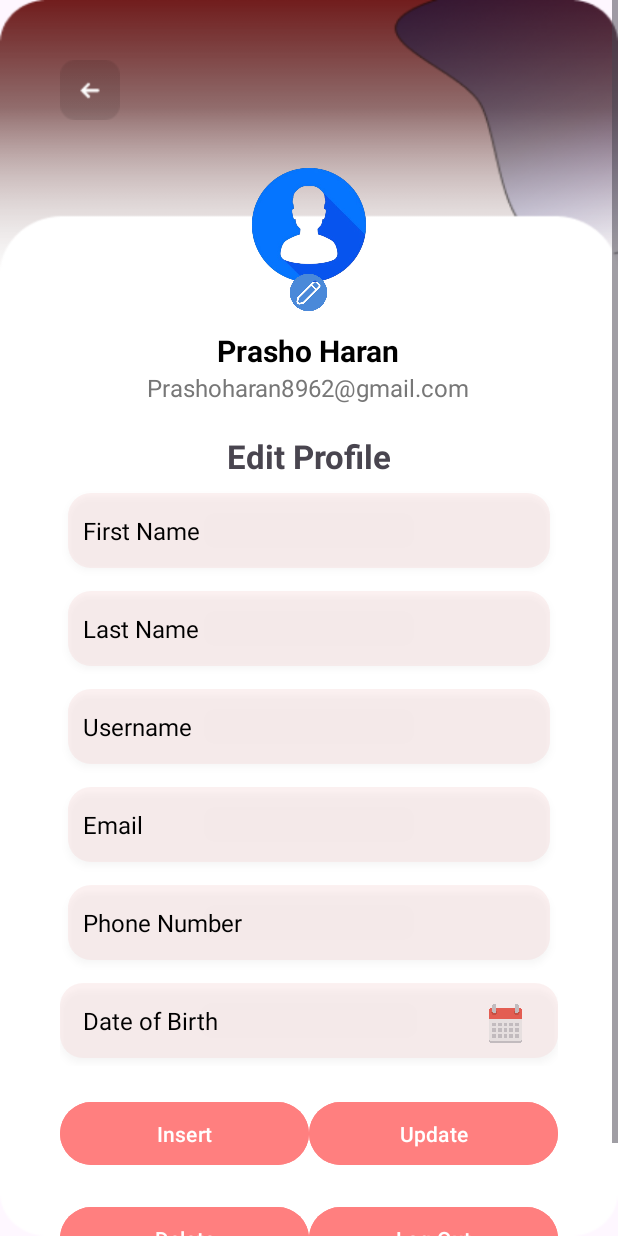
After one commit to PrashoHaran/Learn_Haven, an Android app: the profile screen opened directly, with no data from a screen before it, on a phone screen of 412 x 824 dp. The commit adds this screen. Run offline under Robolectric (Android 15) with nearby library versions, the phone set to English and light mode, and no system bars.

Commit message:
new design change

```diff
--- a/app/src/main/AndroidManifest.xml
+++ b/app/src/main/AndroidManifest.xml
@@ -12,6 +12,9 @@
         android:supportsRtl="true"
         android:theme="@style/Theme.LearnHaven"
         tools:targetApi="31">
+        <activity
+            android:name=".profile"
+            android:exported="true" />
         <activity
             android:name=".science"
             android:exported="true" />
--- a/app/src/main/java/com/example/learnhaven/course.java
+++ b/app/src/main/java/com/example/learnhaven/course.java
@@ -27,7 +27,6 @@ public class course extends AppCompatActivity {
             return insets;
         });
 
-        // Find the back button ImageView
         ImageView backButton = findViewById(R.id.back);
         backButton.setOnClickListener(new View.OnClickListener() {
             @Override
--- a/app/src/main/java/com/example/learnhaven/home.java
+++ b/app/src/main/java/com/example/learnhaven/home.java
@@ -30,6 +30,13 @@ public class home extends AppCompatActivity {
         ImageView forumImage = findViewById(R.id.forum);
         forumImage.setOnClickListener(v -> {
             Intent intent = new Intent(home.this, forum.class);
+            startActivity(intent);
+        });
+
+        // Navigate to profile management
+        ImageView profileImage = findViewById(R.id.profile);
+        profileImage.setOnClickListener(v -> {
+            Intent intent = new Intent(home.this, profile.class);
             startActivity(intent);
         });
 
--- /dev/null
+++ b/app/src/main/java/com/example/learnhaven/profile.java
@@ -0,0 +1,63 @@
+package com.example.learnhaven;
+
+import android.app.DatePickerDialog;
+import android.content.Intent;
+import android.os.Bundle;
+import android.widget.EditText;
+import android.widget.ImageView;
+import android.view.View;
+import androidx.appcompat.app.AppCompatActivity;
+import java.util.Calendar;
+
+public class profile extends AppCompatActivity {
+
+    private EditText birth;
+    private ImageView calendarIcon, backButton;
+
+    @Override
+    protected void onCreate(Bundle savedInstanceState) {
+        super.onCreate(savedInstanceState);
+        setContentView(R.layout.activity_profile);
+
+        birth = findViewById(R.id.birth);
+        calendarIcon = findViewById(R.id.calendar_icon);
+        backButton = findViewById(R.id.back);  // Move inside onCreate
+
+        birth.setOnClickListener(new View.OnClickListener() {
+            @Override
+            public void onClick(View v) {
+                showDatePicker();
+            }
+        });
+
+        backButton.setOnClickListener(new View.OnClickListener() {  // Now it's initialized
+            @Override
+            public void onClick(View v) {
+                Intent intent = new Intent(profile.this, home.class);
+                startActivity(intent);
+                finish();
+            }
+        });
+    }
+
+    private void showDatePicker() {
+        // Get the current date
+        final Calendar calendar = Calendar.getInstance();
+        int year = calendar.get(Calendar.YEAR);
+        int month = calendar.get(Calendar.MONTH);
+        int day = calendar.get(Calendar.DAY_OF_MONTH);
+
+        // Create DatePickerDialog
+        DatePickerDialog datePickerDialog = new DatePickerDialog(
+                profile.this,
+                (view, selectedYear, selectedMonth, selectedDay) -> {
+                    // Format the date (e.g., 05/08/2025)
+                    String selectedDate = selectedDay + "/" + (selectedMonth + 1) + "/" + selectedYear;
+                    birth.setText(selectedDate);
+                },
+                year, month, day
+        );
+
+        datePickerDialog.show();
+    }
+}
--- a/app/src/main/res/layout/activity_forum.xml
+++ b/app/src/main/res/layout/activity_forum.xml
@@ -22,8 +22,8 @@
 
         <ImageView
             android:id="@+id/back"
-            android:layout_width="60dp"
-            android:layout_height="60dp"
+            android:layout_width="45dp"
+            android:layout_height="45dp"
             android:src="@drawable/b_back" />
     </RelativeLayout>
 
--- a/app/src/main/res/layout/activity_home.xml
+++ b/app/src/main/res/layout/activity_home.xml
@@ -15,13 +15,37 @@
         android:layout_height="wrap_content"
         android:orientation="vertical">
 
-        <ImageView
-            android:id="@+id/forum"
-            android:layout_width="60dp"
-            android:layout_height="60dp"
-            android:src="@drawable/feedbacklogo"
-            android:layout_gravity="end"
-            android:layout_margin="15dp" />
+        <LinearLayout
+            android:layout_width="match_parent"
+            android:layout_height="wrap_content"
+            android:orientation="horizontal"
+            android:padding="10dp">
+
+            <ImageView
+                android:id="@+id/forum"
+                android:layout_width="40dp"
+                android:layout_height="40dp"
+                android:src="@drawable/feedbacklogo"
+                android:layout_gravity="left"
+                android:layout_marginStart="10dp"
+                android:layout_marginTop="10dp" />
+
+            <View
+                android:layout_width="0dp"
+                android:layout_height="wrap_content"
+                android:layout_weight="1" />
+
+            <ImageView
+                android:id="@+id/profile"
+                android:layout_width="40dp"
+                android:layout_height="40dp"
+                android:layout_gravity="right"
+                android:layout_marginEnd="10dp"
+                android:layout_marginTop="10dp"
+                android:src="@drawable/profile_img2" />
+
+        </LinearLayout>
+
 
         <TextView
             android:layout_width="wrap_content"
--- /dev/null
+++ b/app/src/main/res/layout/activity_profile.xml
@@ -0,0 +1,244 @@
+<?xml version="1.0" encoding="utf-8"?>
+<ScrollView
+    xmlns:android="http://schemas.android.com/apk/res/android"
+    xmlns:app="http://schemas.android.com/apk/res-auto"
+    xmlns:tools="http://schemas.android.com/tools"
+    android:id="@+id/main"
+    android:layout_width="match_parent"
+    android:layout_height="match_parent"
+    tools:context=".profile"
+    android:orientation="vertical"
+    android:background="@drawable/profile">
+
+    <LinearLayout
+        android:layout_width="match_parent"
+        android:layout_height="match_parent"
+        android:orientation="vertical"
+        android:padding="40dp">
+
+        <RelativeLayout
+            android:layout_width="match_parent"
+            android:layout_height="wrap_content">
+
+            <ImageView
+                android:id="@+id/back"
+                android:layout_width="40dp"
+                android:layout_height="40dp"
+                android:src="@drawable/b_back"/>
+        </RelativeLayout>
+
+        <ImageView
+            android:id="@+id/profile_image"
+            android:layout_width="100dp"
+            android:layout_height="100dp"
+            android:layout_gravity="center"
+            android:src="@drawable/profile_img"
+            android:layout_marginTop="20dp"/>
+
+        <ImageView
+            android:id="@+id/edit_profile_icon"
+            android:layout_width="30dp"
+            android:layout_height="30dp"
+            android:layout_gravity="center"
+            android:src="@drawable/edit_icon"
+            android:layout_marginTop="-20dp"/>
+
+        <TextView
+            android:layout_width="wrap_content"
+            android:layout_height="wrap_content"
+            android:layout_gravity="center"
+            android:text="Prasho Haran"
+            android:textColor="#000"
+            android:textSize="20sp"
+            android:textStyle="bold"
+            android:layout_marginTop="10dp"/>
+
+        <TextView
+            android:layout_width="wrap_content"
+            android:layout_height="wrap_content"
+            android:layout_gravity="center"
+            android:text="Prashoharan8962@gmail.com"
+            android:textColor="#777"
+            android:textSize="16sp"/>
+
+        <TextView
+            android:layout_width="match_parent"
+            android:layout_height="wrap_content"
+            android:text="Edit Profile"
+            android:textSize="22sp"
+            android:textStyle="bold"
+            android:gravity="center"
+            android:layout_marginTop="20dp"/>
+
+        <EditText
+            android:id="@+id/first_name"
+            android:layout_width="match_parent"
+            android:layout_height="50dp"
+            android:layout_marginHorizontal="5dp"
+            android:layout_marginTop="10dp"
+            android:layout_marginBottom="5dp"
+            android:drawablePadding="10dp"
+            android:elevation="3dp"
+            android:gravity="center_vertical"
+            android:hint="First Name"
+            android:padding="10dp"
+            android:background="@drawable/rounded_edittext2"
+            android:textColor="@color/black"
+            android:textColorHint="@color/black"
+            android:paddingLeft="15dp"
+            android:paddingRight="15dp"
+            android:textSize="16sp" />
+
+        <EditText
+            android:id="@+id/last_name"
+            android:layout_width="match_parent"
+            android:layout_height="50dp"
+            android:hint="Last Name"
+            android:background="@drawable/rounded_edittext2"
+            android:textColor="@color/black"
+            android:textColorHint="@color/black"
+            android:padding="10dp"
+            android:textSize="16sp"
+            android:elevation="3dp"
+            android:layout_marginTop="10dp"
+            android:layout_marginBottom="5dp"
+            android:gravity="center_vertical"
+            android:drawablePadding="10dp"
+            android:paddingLeft="15dp"
+            android:paddingRight="15dp"
+            android:layout_marginHorizontal="5dp"/>
+
+        <EditText
+            android:id="@+id/username"
+            android:layout_width="match_parent"
+            android:layout_height="50dp"
+            android:hint="Username"
+            android:background="@drawable/rounded_edittext2"
+            android:textColor="@color/black"
+            android:textColorHint="@color/black"
+            android:padding="10dp"
+            android:textSize="16sp"
+            android:elevation="3dp"
+            android:layout_marginTop="10dp"
+            android:layout_marginBottom="5dp"
+            android:gravity="center_vertical"
+            android:drawablePadding="10dp"
+            android:paddingLeft="15dp"
+            android:paddingRight="15dp"
+            android:layout_marginHorizontal="5dp"/>
+
+        <EditText
+            android:id="@+id/email"
+            android:layout_width="match_parent"
+            android:layout_height="50dp"
+            android:hint="Email"
+            android:background="@drawable/rounded_edittext2"
+            android:textColor="@color/black"
+            android:textColorHint="@color/black"
+            android:padding="10dp"
+            android:textSize="16sp"
+            android:elevation="3dp"
+            android:layout_marginTop="10dp"
+            android:layout_marginBottom="5dp"
+            android:gravity="center_vertical"
+            android:drawablePadding="10dp"
+            android:paddingLeft="15dp"
+            android:paddingRight="15dp"
+            android:layout_marginHorizontal="5dp"/>
+
+        <EditText
+            android:id="@+id/phone_number"
+            android:layout_width="match_parent"
+            android:layout_height="50dp"
+            android:hint="Phone Number"
+            android:background="@drawable/rounded_edittext2"
+            android:textColor="@color/black"
+            android:textColorHint="@color/black"
+            android:padding="10dp"
+            android:textSize="16sp"
+            android:elevation="3dp"
+            android:layout_marginTop="10dp"
+            android:layout_marginBottom="5dp"
+            android:gravity="center_vertical"
+            android:drawablePadding="10dp"
+            android:paddingLeft="15dp"
+            android:paddingRight="15dp"
+            android:layout_marginHorizontal="5dp"/>
+
+        <RelativeLayout
+            android:layout_width="match_parent"
+            android:layout_height="wrap_content"
+            android:layout_marginTop="10dp">
+
+            <EditText
+                android:id="@+id/birth"
+                android:layout_width="match_parent"
+                android:layout_height="50dp"
+                android:layout_marginBottom="5dp"
+                android:background="@drawable/rounded_edittext2"
+                android:elevation="3dp"
+                android:focusable="false"
+                android:hint="Date of Birth"
+                android:paddingLeft="15dp"
+                android:paddingRight="50dp"
+                android:textColor="@color/black"
+                android:textColorHint="@color/black"
+                android:textSize="16sp" />
+
+            <ImageView
+                android:id="@+id/calendar_icon"
+                android:layout_width="30dp"
+                android:layout_height="30dp"
+                android:src="@drawable/calender"
+                android:layout_alignParentRight="true"
+                android:layout_centerVertical="true"
+                android:layout_marginRight="20dp"/>
+        </RelativeLayout>
+
+        <LinearLayout
+            android:layout_width="match_parent"
+            android:layout_height="wrap_content"
+            android:orientation="horizontal"
+            android:layout_marginTop="20dp">
+
+            <Button
+                android:id="@+id/btn_insert"
+                android:layout_width="0dp"
+                android:layout_height="50dp"
+                android:layout_weight="1"
+                android:text="Insert"
+                android:backgroundTint="#FF7F7F"/>
+
+            <Button
+                android:id="@+id/btn_update"
+                android:layout_width="0dp"
+                android:layout_height="50dp"
+                android:layout_weight="1"
+                android:text="Update"
+                android:backgroundTint="#FF7F7F"/>
+        </LinearLayout>
+
+        <LinearLayout
+            android:layout_width="match_parent"
+            android:layout_height="wrap_content"
+            android:orientation="horizontal"
+            android:layout_marginTop="20dp">
+
+            <Button
+                android:id="@+id/btn_delete"
+                android:layout_width="0dp"
+                android:layout_height="50dp"
+                android:layout_weight="1"
+                android:text="Delete"
+                android:backgroundTint="#FF7F7F"/>
+
+            <Button
+                android:id="@+id/btn_logout"
+                android:layout_width="0dp"
+                android:layout_height="50dp"
+                android:layout_weight="1"
+                android:text="Log Out"
+                android:backgroundTint="#FF7F7F"/>
+        </LinearLayout>
+    </LinearLayout>
+</ScrollView>
```
Also changed, not shown: app/src/main/res/drawable/calender.jpg (added), app/src/main/res/drawable/edit_icon.png (added), app/src/main/res/drawable/profile.png (added), app/src/main/res/drawable/profile_img.png (added), app/src/main/res/drawable/profile_img2.png (added).
